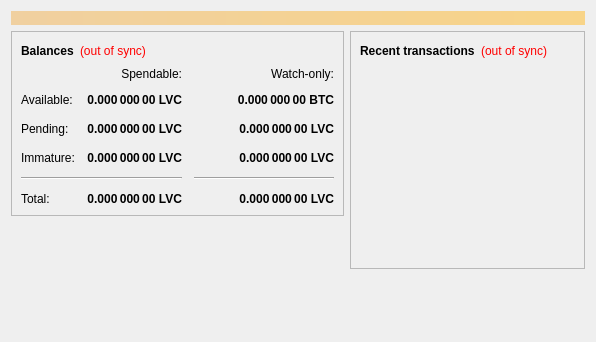
First picture: the form in src/qt/forms/overviewpage.ui, repository Briliantcoin/briliantcoin-last, before the edit.
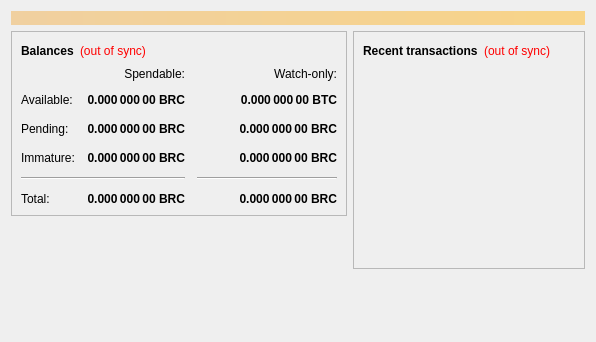
Second picture: the form after the edit.

The edit to the form file:
```diff
--- a/src/qt/forms/overviewpage.ui
+++ b/src/qt/forms/overviewpage.ui
@@ -112,7 +112,7 @@
                <string>Unconfirmed transactions to watch-only addresses</string>
               </property>
               <property name="text">
-               <string notr="true">0.000 000 00 LVC</string>
+               <string notr="true">0.000 000 00 BRC</string>
               </property>
               <property name="alignment">
                <set>Qt::AlignRight|Qt::AlignTrailing|Qt::AlignVCenter</set>
@@ -137,7 +137,7 @@
                <string>Total of transactions that have yet to be confirmed, and do not yet count toward the spendable balance</string>
               </property>
               <property name="text">
-               <string notr="true">0.000 000 00 LVC</string>
+               <string notr="true">0.000 000 00 BRC</string>
               </property>
               <property name="alignment">
                <set>Qt::AlignRight|Qt::AlignTrailing|Qt::AlignVCenter</set>
@@ -162,7 +162,7 @@
                <string>Mined balance in watch-only addresses that has not yet matured</string>
               </property>
               <property name="text">
-               <string notr="true">0.000 000 00 LVC</string>
+               <string notr="true">0.000 000 00 BRC</string>
               </property>
               <property name="alignment">
                <set>Qt::AlignRight|Qt::AlignTrailing|Qt::AlignVCenter</set>
@@ -220,7 +220,7 @@
                <string>Mined balance that has not yet matured</string>
               </property>
               <property name="text">
-               <string notr="true">0.000 000 00 LVC</string>
+               <string notr="true">0.000 000 00 BRC</string>
               </property>
               <property name="alignment">
                <set>Qt::AlignRight|Qt::AlignTrailing|Qt::AlignVCenter</set>
@@ -265,7 +265,7 @@
                <string>Your current total balance</string>
               </property>
               <property name="text">
-               <string notr="true">0.000 000 00 LVC</string>
+               <string notr="true">0.000 000 00 BRC</string>
               </property>
               <property name="alignment">
                <set>Qt::AlignRight|Qt::AlignTrailing|Qt::AlignVCenter</set>
@@ -290,7 +290,7 @@
                <string>Current total balance in watch-only addresses</string>
               </property>
               <property name="text">
-               <string notr="true">0.000 000 00 LVC</string>
+               <string notr="true">0.000 000 00 BRC</string>
               </property>
               <property name="alignment">
                <set>Qt::AlignRight|Qt::AlignTrailing|Qt::AlignVCenter</set>
@@ -332,7 +332,7 @@
                <string>Your current spendable balance</string>
               </property>
               <property name="text">
-               <string notr="true">0.000 000 00 LVC</string>
+               <string notr="true">0.000 000 00 BRC</string>
               </property>
               <property name="alignment">
                <set>Qt::AlignRight|Qt::AlignTrailing|Qt::AlignVCenter</set>
```
Left out of the diff: 4 changed lines with no effect on the pictures.
